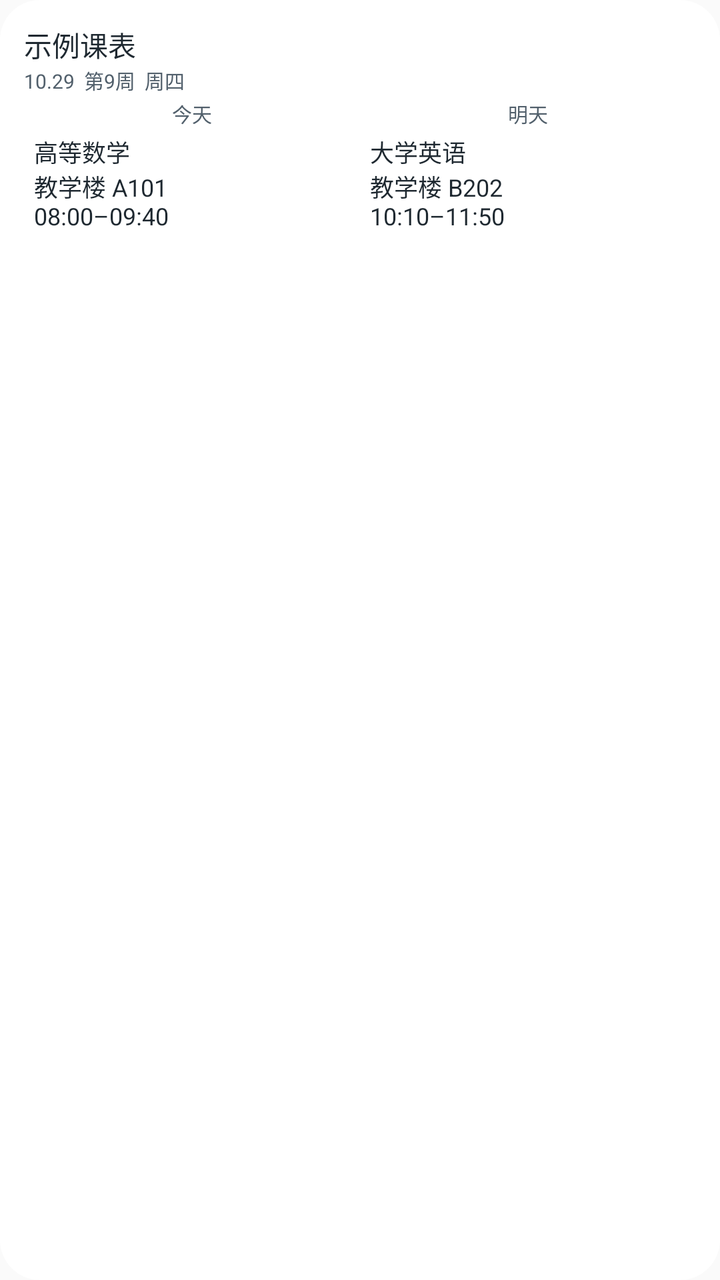
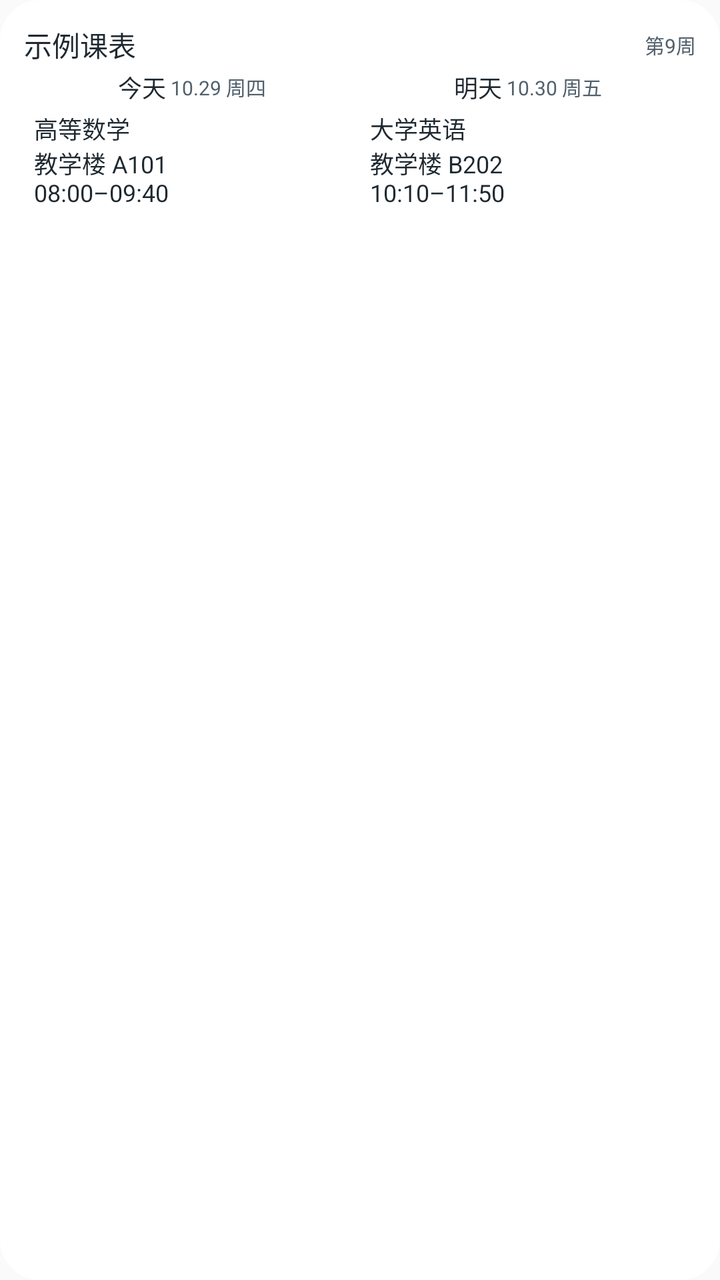

Screens rendered from an Android XML layout before and after an edit, with the pre-edit source and the edit as a unified diff.
<!-- AndroidManifest.xml: application theme PhoneTheme -->
<!-- res/layout/widget_recent_preview_layout.xml -->
<LinearLayout xmlns:android="http://schemas.android.com/apk/res/android" android:layout_width="match_parent" android:layout_height="match_parent" android:padding="12dp" android:orientation="vertical" android:background="@drawable/widget_recent_background"><TextView android:layout_width="match_parent" android:layout_height="wrap_content" android:text="示例课表" android:textSize="14sp" android:textColor="@color/collection_ink"/><TextView android:layout_width="match_parent" android:layout_height="wrap_content" android:text="10.29  第9周  周四" android:textSize="10sp" android:textColor="@color/collection_secondary"/><LinearLayout android:layout_width="match_parent" android:layout_height="match_parent" android:orientation="horizontal"><LinearLayout android:layout_width="0dp" android:layout_weight="1" android:layout_height="match_parent" android:orientation="vertical" android:padding="2dp"><TextView android:layout_width="match_parent" android:layout_height="wrap_content" android:gravity="center" android:text="今天" android:textSize="10sp" android:textColor="@color/collection_secondary"/><TextView android:layout_width="match_parent" android:layout_height="90dp" android:text="高等数学\n教学楼 A101\n08:00–09:40" android:textSize="12sp" android:textColor="@color/collection_ink" android:padding="3dp"/></LinearLayout><LinearLayout android:layout_width="0dp" android:layout_weight="1" android:layout_height="match_parent" android:orientation="vertical" android:padding="2dp"><TextView android:layout_width="match_parent" android:layout_height="wrap_content" android:gravity="center" android:text="明天" android:textSize="10sp" android:textColor="@color/collection_secondary"/><TextView android:layout_width="match_parent" android:layout_height="90dp" android:text="大学英语\n教学楼 B202\n10:10–11:50" android:textSize="12sp" android:textColor="@color/collection_ink" android:padding="3dp"/></LinearLayout></LinearLayout></LinearLayout>
<!-- resources referenced by this layout -->
<resources>
  <color name="collection_ink">#1E2830</color>
  <color name="collection_secondary">#52606C</color>
  <!-- drawable widget_recent_background (drawable) -->
  <shape xmlns:android="http://schemas.android.com/apk/res/android"><solid android:color="@color/collection_background"/><corners android:radius="20dp"/></shape>
  <style name="PhoneTheme" parent="Theme.AppCompat.DayNight.NoActionBar">
          <item name="colorAccent">#5476CE</item>
          <item name="android:windowLightStatusBar">false</item>
          <item name="android:statusBarColor">#000000</item>
          <item name="android:navigationBarColor">#000000</item>
      </style>
  <color name="collection_background">#FFFFFF</color>
</resources>

<!-- the commit's change to res/layout/widget_recent_preview_layout.xml (unified diff, before → after) -->
@@ -1 +1 @@
-<LinearLayout xmlns:android="http://schemas.android.com/apk/res/android" android:layout_width="match_parent" android:layout_height="match_parent" android:padding="12dp" android:orientation="vertical" android:background="@drawable/widget_recent_background"><TextView android:layout_width="match_parent" android:layout_height="wrap_content" android:text="示例课表" android:textSize="14sp" android:textColor="@color/collection_ink"/><TextView android:layout_width="match_parent" android:layout_height="wrap_content" android:text="10.29  第9周  周四" android:textSize="10sp" android:textColor="@color/collection_secondary"/><LinearLayout android:layout_width="match_parent" android:layout_height="match_parent" android:orientation="horizontal"><LinearLayout android:layout_width="0dp" android:layout_weight="1" android:layout_height="match_parent" android:orientation="vertical" android:padding="2dp"><TextView android:layout_width="match_parent" android:layout_height="wrap_content" android:gravity="center" android:text="今天" android:textSize="10sp" android:textColor="@color/collection_secondary"/><TextView android:layout_width="match_parent" android:layout_height="90dp" android:text="高等数学\n教学楼 A101\n08:00–09:40" android:textSize="12sp" android:textColor="@color/collection_ink" android:padding="3dp"/></LinearLayout><LinearLayout android:layout_width="0dp" android:layout_weight="1" android:layout_height="match_parent" android:orientation="vertical" android:padding="2dp"><TextView android:layout_width="match_parent" android:layout_height="wrap_content" android:gravity="center" android:text="明天" android:textSize="10sp" android:textColor="@color/collection_secondary"/><TextView android:layout_width="match_parent" android:layout_height="90dp" android:text="大学英语\n教学楼 B202\n10:10–11:50" android:textSize="12sp" android:textColor="@color/collection_ink" android:padding="3dp"/></LinearLayout></LinearLayout></LinearLayout>
+<LinearLayout xmlns:android="http://schemas.android.com/apk/res/android" android:layout_width="match_parent" android:layout_height="match_parent" android:padding="12dp" android:orientation="vertical" android:background="@drawable/widget_recent_background"><LinearLayout android:layout_width="match_parent" android:layout_height="wrap_content" android:orientation="horizontal" android:gravity="center_vertical"><TextView android:layout_width="0dp" android:layout_height="wrap_content" android:text="示例课表" android:textSize="14sp" android:textColor="@color/collection_ink" android:layout_weight="1" /><TextView android:layout_width="wrap_content" android:layout_height="wrap_content" android:text="第9周" android:textSize="10sp" android:textColor="@color/collection_secondary" /></LinearLayout><LinearLayout android:layout_width="match_parent" android:layout_height="match_parent" android:orientation="horizontal"><LinearLayout android:layout_width="0dp" android:layout_weight="1" android:layout_height="match_parent" android:orientation="vertical" android:padding="2dp"><LinearLayout android:layout_width="match_parent" android:layout_height="wrap_content" android:orientation="horizontal" android:gravity="center"><TextView android:layout_width="wrap_content" android:layout_height="wrap_content" android:gravity="center" android:text="今天" android:textSize="12sp" android:textColor="@color/collection_ink" /><TextView android:layout_width="wrap_content" android:layout_height="wrap_content" android:text=" 10.29 周四" android:textSize="10sp" android:textColor="@color/collection_secondary" /></LinearLayout><TextView android:layout_width="match_parent" android:layout_height="90dp" android:text="高等数学\n教学楼 A101\n08:00–09:40" android:textSize="12sp" android:textColor="@color/collection_ink" android:padding="3dp" /></LinearLayout><LinearLayout android:layout_width="0dp" android:layout_weight="1" android:layout_height="match_parent" android:orientation="vertical" android:padding="2dp"><LinearLayout android:layout_width="match_parent" android:layout_height="wrap_content" android:orientation="horizontal" android:gravity="center"><TextView android:layout_width="wrap_content" android:layout_height="wrap_content" android:gravity="center" android:text="明天" android:textSize="12sp" android:textColor="@color/collection_ink" /><TextView android:layout_width="wrap_content" android:layout_height="wrap_content" android:text=" 10.30 周五" android:textSize="10sp" android:textColor="@color/collection_secondary" /></LinearLayout><TextView android:layout_width="match_parent" android:layout_height="90dp" android:text="大学英语\n教学楼 B202\n10:10–11:50" android:textSize="12sp" android:textColor="@color/collection_ink" android:padding="3dp" /></LinearLayout></LinearLayout></LinearLayout>
